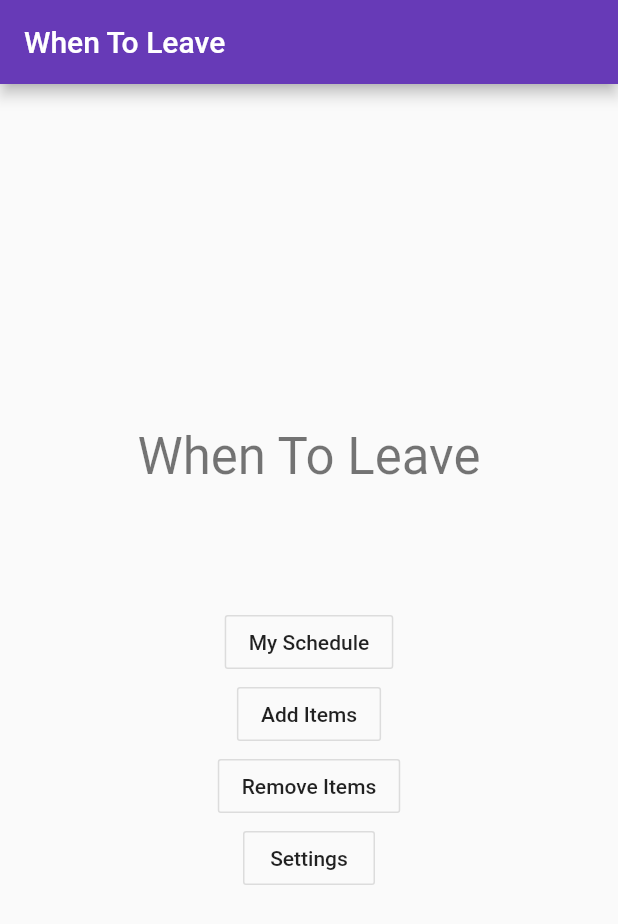
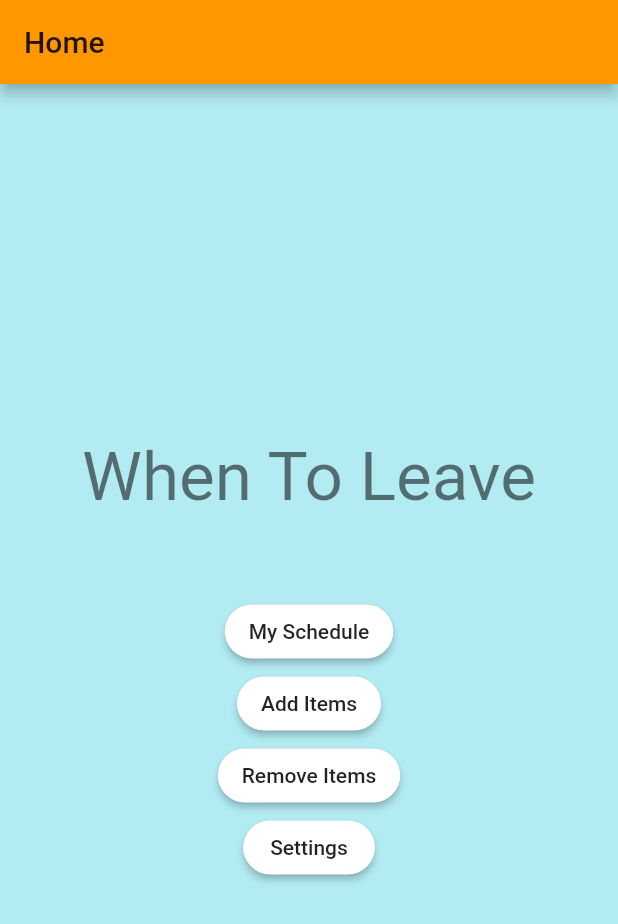
Before and after one commit to kobemhlee/when_to_leave, a Flutter app: the screen it shows after launch, on a phone screen of 412 x 824 dp. Shown: the top 924 px of the screen. Run offline on Flutter 3.47's test engine with Material 2 defaults, Android fonts, the phone set to English and light mode, and no system bars.

Commit message:
Minor theme changes

```diff
--- a/lib/main.dart
+++ b/lib/main.dart
@@ -18,9 +18,9 @@ class MyApp extends StatelessWidget {
         // or simply save your changes to "hot reload" in a Flutter IDE).
         // Notice that the counter didn't reset back to zero; the application
         // is not restarted.
-        primarySwatch: Colors.deepPurple,
+        primarySwatch: Colors.orange,
       ),
-      home: MyHomePage(title: 'When To Leave'),
+      home: MyHomePage(title: 'Home')
     );
   }
 }
@@ -66,10 +66,11 @@ class _MyHomePageState extends State<MyHomePage> {
     // fast, so that you can just rebuild anything that needs updating rather
     // than having to individually change instances of widgets.
     return Scaffold(
+      backgroundColor: Colors.cyan[100],
       appBar: AppBar(
         // Here we take the value from the MyHomePage object that was created by
         // the App.build method, and use it to set our appbar title.
-        title: Text(widget.title),
+        title: Text(widget.title, textAlign: TextAlign.center),
       ),
       body: Center(
         // Center is a layout widget. It takes a single child and positions it
@@ -92,44 +93,55 @@ class _MyHomePageState extends State<MyHomePage> {
           mainAxisAlignment: MainAxisAlignment.center,
           children: <Widget>[
             Text(
-              'When To Leave',
-              style: Theme.of(context).textTheme.display1,
+              'When To Leave\n',
+              style: Theme.of(context).textTheme.display2,
+              //style: TextStyle(fontWeight: FontWeight.bold),
             ),
-            Text(
-              '\n',
-              style: Theme.of(context).textTheme.display1,
-            ),
-            OutlineButton(
+            RaisedButton(
               onPressed:  ()  {
 
               },
               child: Text(
-                "My Schedule"
+                "My Schedule", style: TextStyle(
+                  //color: Colors.blueAccent
+              )
               ),
+              shape: new RoundedRectangleBorder(borderRadius: new BorderRadius.circular(30.0)),
+              color: Colors.white,
+              highlightColor: Colors.orangeAccent,
             ),
-            OutlineButton(
+            RaisedButton(
               onPressed:  ()  {
 
               },
               child: Text(
                   "Add Items"
               ),
+              shape: new RoundedRectangleBorder(borderRadius: new BorderRadius.circular(30.0)),
+              color: Colors.white,
+              highlightColor: Colors.orangeAccent,
             ),
-            OutlineButton(
+            RaisedButton(
               onPressed:  ()  {
 
               },
               child: Text(
                   "Remove Items"
               ),
+              shape: new RoundedRectangleBorder(borderRadius: new BorderRadius.circular(30.0)),
+              color: Colors.white,
+              highlightColor: Colors.orangeAccent,
             ),
-            OutlineButton(
+            RaisedButton(
               onPressed:  ()  {
 
               },
               child: Text(
                   "Settings"
               ),
+              shape: new RoundedRectangleBorder(borderRadius: new BorderRadius.circular(30.0)),
+              color: Colors.white,
+              highlightColor: Colors.orangeAccent,
             ),
           ],
         ),
```
Also changed, not shown: 1 other file.
